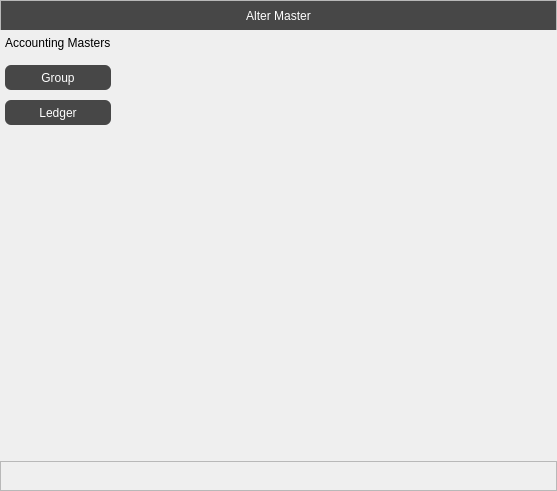
Before: the Qt Designer form Resources/Ui/AlterMasterList.ui in Darshitjivani/MBAS, drawn with Qt 5.
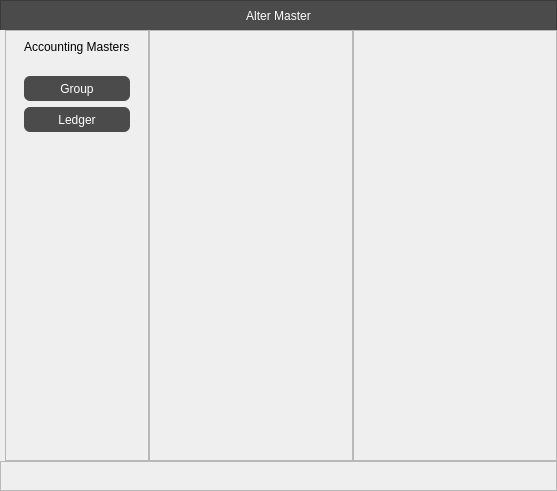
After: the same form once the commit is applied.

What changed in the file:
```diff
--- a/Resources/Ui/AlterMasterList.ui
+++ b/Resources/Ui/AlterMasterList.ui
@@ -62,10 +62,11 @@
 
 	font: 75 10pt &quot;Sitka Small&quot;;
 border-radius:06px;
-background-color: rgb(71, 71, 71);
+background-color: rgb(75,75,75);
 color: rgb(255, 255, 255);
 
 
+
 }
 QPushButton:selected {
   background: #1464A0;
@@ -77,6 +78,9 @@
 </string>
       </property>
       <layout class="QGridLayout" name="gridLayout_3">
+       <property name="sizeConstraint">
+        <enum>QLayout::SetNoConstraint</enum>
+       </property>
        <property name="leftMargin">
         <number>5</number>
        </property>
@@ -93,10 +97,111 @@
         <number>0</number>
        </property>
        <property name="verticalSpacing">
-        <number>10</number>
+        <number>5</number>
        </property>
+       <item row="0" column="1" rowspan="2" colspan="2">
+        <widget class="QWidget" name="widget_2" native="true">
+         <layout class="QGridLayout" name="gridLayout_4">
+          <property name="leftMargin">
+           <number>0</number>
+          </property>
+          <property name="topMargin">
+           <number>0</number>
+          </property>
+          <property name="rightMargin">
+           <number>0</number>
+          </property>
+          <property name="bottomMargin">
+           <number>0</number>
+          </property>
+          <property name="spacing">
+           <number>0</number>
+          </property>
+          <item row="0" column="0">
+           <widget class="QFrame" name="fAlterGroup">
+            <property name="frameShape">
+             <enum>QFrame::StyledPanel</enum>
+            </property>
+            <property name="frameShadow">
+             <enum>QFrame::Raised</enum>
+            </property>
+            <layout class="QGridLayout" name="gridLayout_5"/>
+           </widget>
+          </item>
+          <item row="0" column="1">
+           <widget class="QFrame" name="fAlterLedger">
+            <property name="frameShape">
+             <enum>QFrame::StyledPanel</enum>
+            </property>
+            <property name="frameShadow">
+             <enum>QFrame::Raised</enum>
+            </property>
+            <layout class="QGridLayout" name="gridLayout_6"/>
+           </widget>
+          </item>
+         </layout>
+        </widget>
+       </item>
+       <item row="0" column="0" rowspan="2">
+        <widget class="QFrame" name="frame">
+         <property name="minimumSize">
+          <size>
+           <width>83</width>
+           <height>0</height>
+          </size>
+         </property>
+         <property name="maximumSize">
+          <size>
+           <width>144</width>
+           <height>16777215</height>
+          </size>
+         </property>
+         <property name="frameShape">
+          <enum>QFrame::StyledPanel</enum>
+         </property>
+         <property name="frameShadow">
+          <enum>QFrame::Raised</enum>
+         </property>
+         <layout class="QGridLayout" name="gridLayout_7">
+          <item row="0" column="0">
+           <widget class="QLabel" name="lbAccountingMaster">
+            <property name="sizePolicy">
+             <sizepolicy hsizetype="Fixed" vsizetype="Fixed">
+              <horstretch>0</horstretch>
+              <verstretch>0</verstretch>
+             </sizepolicy>
+            </property>
+            <property name="minimumSize">
+             <size>
+              <width>0</width>
+              <height>0</height>
+             </size>
+            </property>
+            <property name="maximumSize">
+             <size>
+              <width>16777215</width>
+              <height>30</height>
+             </size>
+            </property>
+            <property name="styleSheet">
+             <string notr="true"/>
+            </property>
+            <property name="text">
+             <string>Accounting Masters</string>
+            </property>
+            <property name="alignment">
+             <set>Qt::AlignLeading|Qt::AlignLeft|Qt::AlignTop</set>
+            </property>
+           </widget>
+          </item>
        <item row="1" column="0">
         <widget class="QPushButton" name="pbAlterGroup">
+            <property name="sizePolicy">
+             <sizepolicy hsizetype="Minimum" vsizetype="Fixed">
+              <horstretch>0</horstretch>
+              <verstretch>0</verstretch>
+             </sizepolicy>
+            </property>
          <property name="minimumSize">
           <size>
            <width>0</width>
@@ -111,28 +216,6 @@
          </property>
         </widget>
        </item>
-       <item row="0" column="0">
-        <widget class="QLabel" name="lbAccountingMaster">
-         <property name="minimumSize">
-          <size>
-           <width>0</width>
-           <height>0</height>
-          </size>
-         </property>
-         <property name="maximumSize">
-          <size>
-           <width>16777215</width>
-           <height>30</height>
-          </size>
-         </property>
-         <property name="styleSheet">
-          <string notr="true"/>
-         </property>
-         <property name="text">
-          <string>Accounting Masters</string>
-         </property>
-        </widget>
-       </item>
        <item row="2" column="0">
         <widget class="QPushButton" name="pbAlterLedger">
          <property name="minimumSize">
@@ -149,40 +232,17 @@
          </property>
         </widget>
        </item>
-       <item row="0" column="1" rowspan="3">
-        <widget class="Line" name="line_2">
-         <property name="styleSheet">
-          <string notr="true">background-color: transparent;</string>
-         </property>
-         <property name="orientation">
-          <enum>Qt::Horizontal</enum>
-         </property>
-        </widget>
-       </item>
        <item row="3" column="0">
         <widget class="Line" name="line">
          <property name="styleSheet">
-          <string notr="true">background-color: transparent;</string>
+             <string notr="true">background-color:transparent</string>
          </property>
          <property name="orientation">
           <enum>Qt::Vertical</enum>
          </property>
         </widget>
        </item>
-       <item row="0" column="2">
-        <widget class="QPushButton" name="pbChangeCompany">
-         <property name="minimumSize">
-          <size>
-           <width>0</width>
-           <height>25</height>
-          </size>
-         </property>
-         <property name="styleSheet">
-          <string notr="true">background-color: transparent;</string>
-         </property>
-         <property name="text">
-          <string/>
-         </property>
+         </layout>
         </widget>
        </item>
       </layout>
@@ -196,6 +256,11 @@
         <height>30</height>
        </size>
       </property>
+      <property name="styleSheet">
+       <string notr="true">background-color: rgb(75,75,75);
+color: rgb(255, 255, 255);
+font: 75 10pt &quot;Sitka Small&quot;;</string>
+      </property>
       <property name="frameShape">
        <enum>QFrame::StyledPanel</enum>
       </property>
@@ -219,7 +284,7 @@
         <number>0</number>
        </property>
        <item row="0" column="0">
-        <widget class="QLabel" name="label">
+        <widget class="QLabel" name="lbAlterMaster">
          <property name="minimumSize">
           <size>
            <width>0</width>
@@ -233,10 +298,7 @@
           </size>
          </property>
          <property name="styleSheet">
-          <string notr="true">background-color: rgb(71, 71, 71);
-color: rgb(255, 255, 255);
-
-</string>
+          <string notr="true"/>
          </property>
          <property name="text">
           <string>Alter Master</string>
```
Lines whose indentation alone changed are shown as unchanged.
